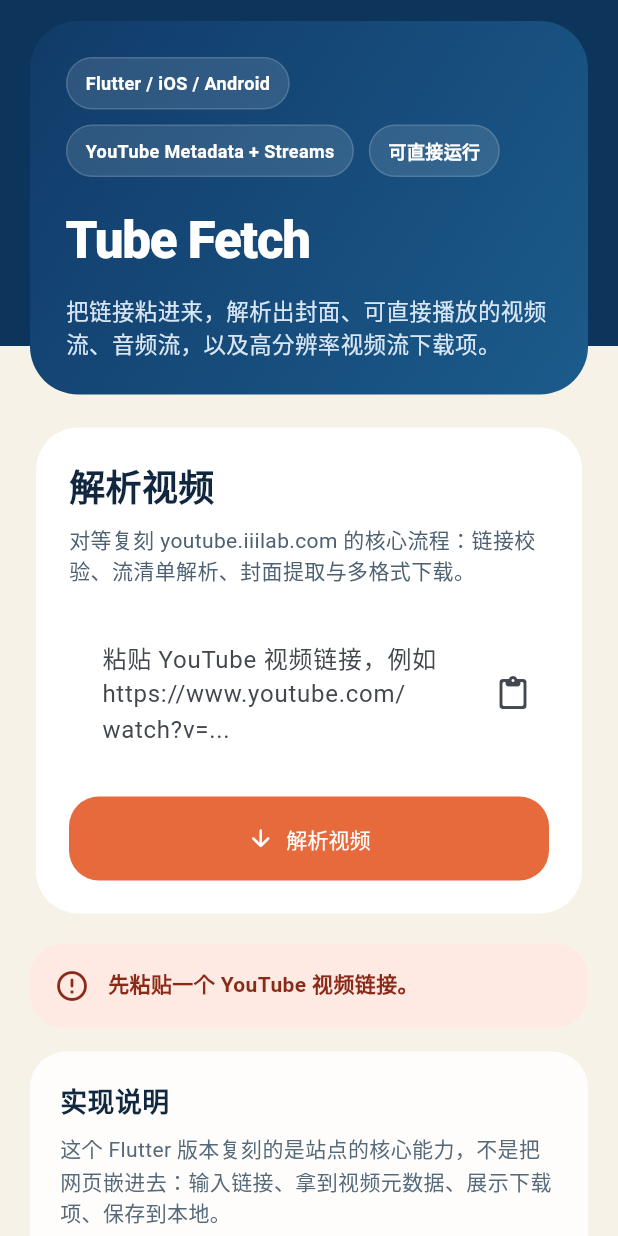
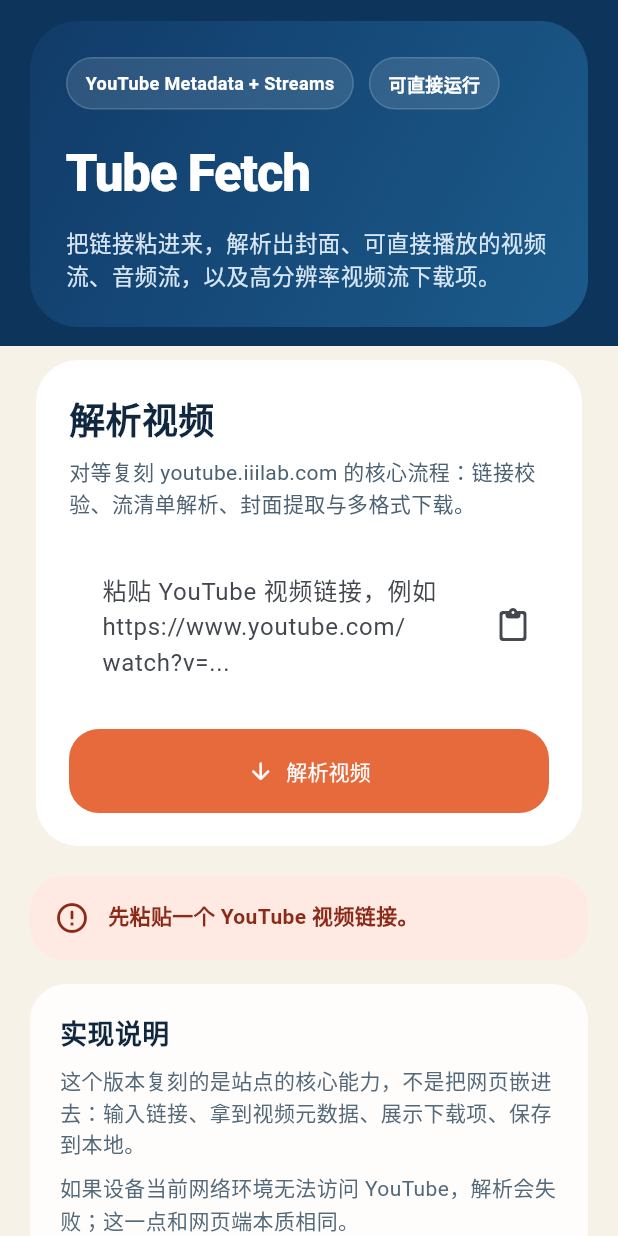
Before and after one commit to lizhenZuo/video_download, a Flutter app: the screen it shows after launch, after a tap on "解析视频", on a phone screen of 412 x 824 dp. Run offline on Flutter 3.47's test engine with Material 3 defaults, Android fonts, the phone set to English and light mode, and no system bars; our stand-ins replace dio, open_filex, share_plus; missing offline and left inert: gal, youtube_explode_dart.

Commit message:
文案优化

```diff
--- a/lib/home_page.dart
+++ b/lib/home_page.dart
@@ -554,7 +554,6 @@ class _HeroSection extends StatelessWidget {
             spacing: 10,
             runSpacing: 10,
             children: [
-              _heroChip('Flutter / iOS / Android'),
               _heroChip('YouTube Metadata + Streams'),
               _heroChip(isExtracting || isDownloading ? '进行中' : '可直接运行'),
             ],
@@ -1114,7 +1113,7 @@ class _FooterNote extends StatelessWidget {
           ),
           SizedBox(height: 8),
           Text(
-            '这个 Flutter 版本复刻的是站点的核心能力，不是把网页嵌进去：输入链接、拿到视频元数据、展示下载项、保存到本地。',
+            '这个版本复刻的是站点的核心能力，不是把网页嵌进去：输入链接、拿到视频元数据、展示下载项、保存到本地。',
             style: TextStyle(color: Color(0xFF54697A), height: 1.5),
           ),
           SizedBox(height: 8),
```
